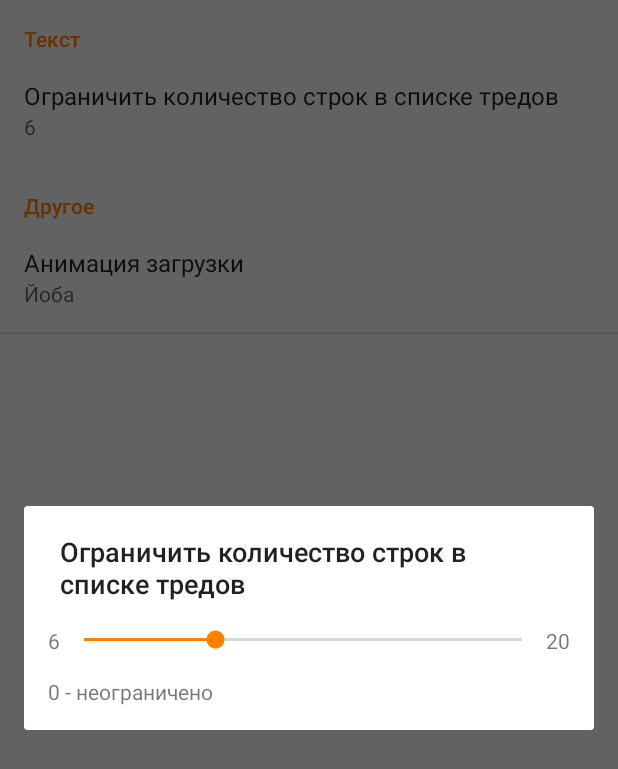
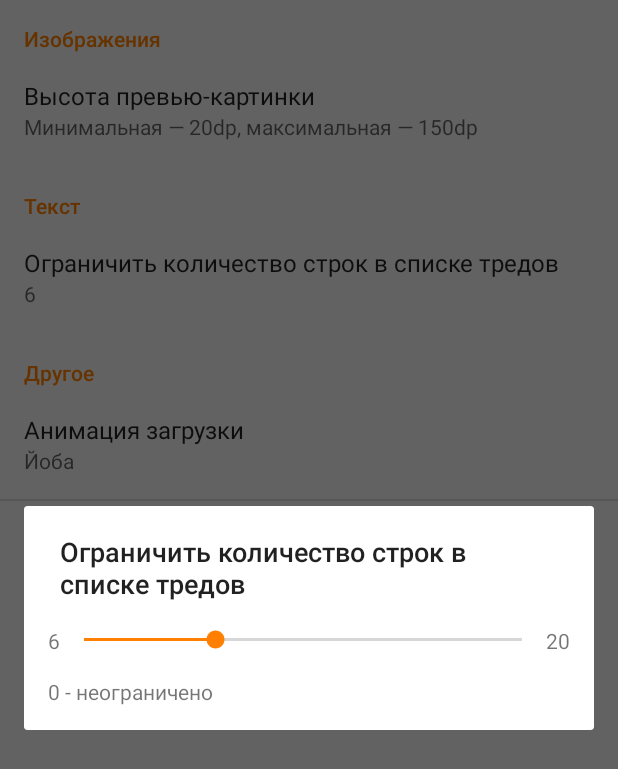
Before and after one commit to koresuniku/Wishmaster-v3, an Android app: the fragment InterfacePreferenceFragment shown on its own in the app's theme, after a tap on "Ограничить количество строк в списке тре", on a phone screen of 412 x 824 dp. Shown: the top 769 px of the screen. Run offline under Robolectric (Android 15) with nearby library versions, the phone set to English and light mode, and no system bars.

Commit message:
Added image height preference

```diff
--- /dev/null
+++ b/app/src/main/java/com/koresuniku/wishmaster/system/settings/interface_settings/ChooseImageHeightUnit.kt
@@ -0,0 +1,38 @@
+package com.koresuniku.wishmaster.system.settings.interface_settings
+
+import android.preference.Preference
+import android.preference.PreferenceFragment
+import com.koresuniku.wishmaster.R
+import com.koresuniku.wishmaster.system.PreferenceUtils
+
+class ChooseImageHeightUnit(val fragment: PreferenceFragment) {
+
+    fun initChooseImageHeight() {
+        val preference = fragment.findPreference(fragment.getString(R.string.pref_images_height_key))
+
+        setSummaryToValue(preference,
+                PreferenceUtils.getSharedPreferences(fragment.activity).getString(
+                        fragment.getString(R.string.pref_image_height_min_key),
+                        fragment.getString(R.string.pref_image_height_min_default)),
+                PreferenceUtils.getSharedPreferences(fragment.activity).getString(
+                        fragment.getString(R.string.pref_image_height_max_key),
+                        fragment.getString(R.string.pref_image_height_max_default))
+                )
+
+
+    }
+
+    companion object {
+        fun setSummaryToValue(preference: Preference, min: String, max: String) {
+            var summary: String = preference.context.getString(R.string.pref_image_height_min_height_text)
+            summary += " "
+            summary += min
+            summary += "dp, "
+            summary += preference.context.getString(R.string.pref_image_height_max_height_text)
+            summary += " "
+            summary += max
+            summary += "dp"
+            preference.summary = summary
+        }
+    }
+}
--- a/app/src/main/java/com/koresuniku/wishmaster/system/settings/interface_settings/InterfacePreferenceFragment.kt
+++ b/app/src/main/java/com/koresuniku/wishmaster/system/settings/interface_settings/InterfacePreferenceFragment.kt
@@ -10,6 +10,7 @@ import com.koresuniku.wishmaster.R
 class InterfacePreferenceFragment : PreferenceFragment() {
     val LOG_TAG: String = InterfacePreferenceFragment::class.java.simpleName
 
+    val mChooseImagesHeightUnit = ChooseImageHeightUnit(this)
     val mChooseLinesCountUnit = ChooseLinesCountUnit(this)
     val mChooseLoadingViewUnit = ChooseLoadingViewUnit(this)
 
@@ -17,6 +18,7 @@ class InterfacePreferenceFragment : PreferenceFragment() {
         addPreferencesFromResource(R.xml.pref_interface)
         view!!.setBackgroundColor(resources.getColor(R.color.colorBackground))
 
+        mChooseImagesHeightUnit.initChooseImageHeight()
         mChooseLinesCountUnit.initChooseLinesCount()
         mChooseLoadingViewUnit.initChooseLoadingViewPreference()
     }
--- a/app/src/main/java/com/koresuniku/wishmaster/system/settings/SeekBarDialogPreference.kt
+++ b/app/src/main/java/com/koresuniku/wishmaster/system/settings/interface_settings/LinesCountPreference.kt
@@ -1,4 +1,4 @@
-package com.koresuniku.wishmaster.system.settings
+package com.koresuniku.wishmaster.system.settings.interface_settings
 
 import android.content.Context
 import android.content.DialogInterface
@@ -10,12 +10,11 @@ import android.widget.SeekBar
 import android.widget.TextView
 import com.koresuniku.wishmaster.R
 import com.koresuniku.wishmaster.system.PreferenceUtils
-import com.koresuniku.wishmaster.system.settings.interface_settings.ChooseLinesCountUnit
 import org.jetbrains.anko.find
 
-class SeekBarDialogPreference(context: Context, attributeSet: AttributeSet) :
+class LinesCountPreference(context: Context, attributeSet: AttributeSet) :
         DialogPreference(context, attributeSet) {
-    val LOG_TAG: String = SeekBarDialogPreference::class.java.simpleName
+    val LOG_TAG: String = LinesCountPreference::class.java.simpleName
 
     var mCurrentLinesCount: TextView? = null
     var mLinesCountSeekBar: SeekBar? = null
@@ -37,9 +36,9 @@ class SeekBarDialogPreference(context: Context, attributeSet: AttributeSet) :
     override fun onBindDialogView(view: View?) {
         super.onBindDialogView(view)
 
-        mCurrentLinesCount = view!!.find(R.id.lines_count_current)
-        mLinesCountSeekBar = view!!.find(R.id.lines_count_seekbar)
-        mMaxLinesCount = view!!.find(R.id.lines_count_max)
+        mCurrentLinesCount = view!!.find(R.id.min_height_current)
+        mLinesCountSeekBar = view!!.find(R.id.min_height_seekbar)
+        mMaxLinesCount = view!!.find(R.id.min_height_max)
         mHintTextView = view!!.find(R.id.lines_count_hint)
 
         mCurrentLinesCount!!.text = PreferenceUtils.getSharedPreferences(this.context).getString(
--- a/app/src/main/java/com/koresuniku/wishmaster/ui/controller/ImageManager.kt
+++ b/app/src/main/java/com/koresuniku/wishmaster/ui/controller/ImageManager.kt
@@ -30,4 +30,8 @@ object ImageManager {
     fun getPreferredMaximumImageHeightInDp(activity: Activity): Float {
         return PreferenceUtils.getPreferredMaximumImageHeightInDp(activity)
     }
+
+    fun getPreferredMinimumImageHeightInDp(activity: Activity): Float {
+        return PreferenceUtils.getPreferredMinimumImageHeightInDp(activity)
+    }
 }
--- a/app/src/main/java/com/koresuniku/wishmaster/ui/thread_list/ThreadListActivity.kt
+++ b/app/src/main/java/com/koresuniku/wishmaster/ui/thread_list/ThreadListActivity.kt
@@ -114,8 +114,10 @@ class ThreadListActivity : AppCompatActivity(), AppBarLayoutView, ActionBarView,
     }
 
     override fun onActivityResult(requestCode: Int, resultCode: Int, data: Intent?) {
-        if (requestCode == ResultCodes.THREAD_LIST_RESULT_CODE)
-            mThreadListListViewUnit!!.notifyItemTextViewChanged()
+        if (requestCode == ResultCodes.THREAD_LIST_RESULT_CODE) {
+            mThreadListListViewUnit!!.notifyItemCommentTextViewChanged()
+            mThreadListListViewUnit!!.notifyItemImageSizeChanged()
+        }
     }
 
     override fun getSwipyRefreshLayoutUnit(): SwipyRefreshLayoutUnit {
--- /dev/null
+++ b/app/src/main/java/com/koresuniku/wishmaster/ui/view/INotifyableItemImageSizeChangedView.kt
@@ -0,0 +1,5 @@
+package com.koresuniku.wishmaster.ui.view
+
+interface INotifyableItemImageSizeChangedView {
+    fun notifyItemImageSizeChanged()
+}
--- a/app/src/main/res/layout/pref_lines_count.xml
+++ b/app/src/main/res/layout/pref_lines_count.xml
@@ -4,21 +4,21 @@
     android:layout_height="wrap_content">
 
     <TextView
-        android:id="@+id/lines_count_current"
+        android:id="@+id/min_height_current"
         android:layout_width="wrap_content"
         android:layout_height="wrap_content"
         android:layout_alignParentLeft="true"
         android:layout_alignParentStart="true"
-        android:layout_alignTop="@+id/lines_count_seekbar"
+        android:layout_alignTop="@+id/min_height_seekbar"
         android:layout_marginLeft="16dp"
         android:layout_marginStart="16dp"
         android:text="0" />
 
     <TextView
-        android:id="@+id/lines_count_max"
+        android:id="@+id/min_height_max"
         android:layout_width="wrap_content"
         android:layout_height="wrap_content"
-        android:layout_alignBottom="@+id/lines_count_seekbar"
+        android:layout_alignBottom="@+id/min_height_seekbar"
         android:layout_alignParentEnd="true"
         android:layout_alignParentRight="true"
         android:layout_marginRight="16dp"
@@ -29,21 +29,21 @@
         android:id="@+id/lines_count_hint"
         android:layout_width="wrap_content"
         android:layout_height="wrap_content"
-        android:layout_alignLeft="@+id/lines_count_current"
-        android:layout_alignStart="@+id/lines_count_current"
-        android:layout_below="@+id/lines_count_seekbar"
+        android:layout_alignLeft="@+id/min_height_current"
+        android:layout_alignStart="@+id/min_height_current"
+        android:layout_below="@+id/min_height_seekbar"
         android:layout_marginBottom="16dp"
         android:layout_marginTop="16dp"
         android:text="@string/pref_lines_count_hint" />
 
     <SeekBar
-        android:id="@+id/lines_count_seekbar"
+        android:id="@+id/min_height_seekbar"
         android:layout_width="match_parent"
         android:layout_height="wrap_content"
         android:layout_marginTop="16dp"
-        android:layout_toEndOf="@+id/lines_count_current"
-        android:layout_toLeftOf="@+id/lines_count_max"
-        android:layout_toRightOf="@+id/lines_count_current"
-        android:layout_toStartOf="@+id/lines_count_max" />
+        android:layout_toEndOf="@+id/min_height_current"
+        android:layout_toLeftOf="@+id/min_height_max"
+        android:layout_toRightOf="@+id/min_height_current"
+        android:layout_toStartOf="@+id/min_height_max" />
 
 </RelativeLayout>
--- a/app/src/main/res/values/strings.xml
+++ b/app/src/main/res/values/strings.xml
@@ -97,5 +97,22 @@
     <string name="pref_lines_count_hint">0 - неограничено</string>
     <string name="pref_lines_count_indefinite">Неограничено</string>
 
+    <string name="pref_category_images">Изображения</string>
+    <string name="settings_interface_image_height_text">Высота превью-картинки</string>
+
+    <string name="pref_image_height_key">image_height_key</string>
+    <string name="pref_image_height_min_key">image_height_min_key</string>
+    <string name="pref_image_height_min_default">20</string>
+    <string name="pref_image_height_min_limit_min">0</string>
+    <string name="pref_image_height_min_limit_max">100</string>
+    <string name="pref_image_height_max_key">image_height_max_key</string>
+    <string name="pref_image_height_max_default">150</string>
+    <string name="pref_image_height_max_limit_min">100</string>
+    <string name="pref_image_height_max_limit_max">300</string>
+    <string name="pref_image_height_min_height_hint">Минимальная высота в dp</string>
+    <string name="pref_image_height_max_height_hint">Максимальная высота в dp</string>
+    <string name="pref_image_height_min_height_text">Минимальная — </string>
+    <string name="pref_image_height_max_height_text">максимальная — </string>
+
 
 </resources>
--- a/app/src/main/res/xml/pref_interface.xml
+++ b/app/src/main/res/xml/pref_interface.xml
@@ -1,15 +1,26 @@
 <?xml version="1.0" encoding="utf-8"?>
 <PreferenceScreen xmlns:android="http://schemas.android.com/apk/res/android">
 
+    <PreferenceCategory android:title="@string/pref_category_images">
+
+        <com.koresuniku.wishmaster.system.settings.interface_settings.ImageHeightPreference
+            android:title="@string/settings_interface_image_height_text"
+            android:key="@string/pref_image_height_key"
+            >
+
+        </com.koresuniku.wishmaster.system.settings.interface_settings.ImageHeightPreference>
+
+
+    </PreferenceCategory>
+
     <PreferenceCategory android:title="@string/pref_category_text">
 
-        <com.koresuniku.wishmaster.system.settings.SeekBarDialogPreference
+        <com.koresuniku.wishmaster.system.settings.interface_settings.LinesCountPreference
             android:title="@string/settings_interface_lines_count_text"
             android:key="@string/pref_lines_count_key"
-            android:negativeButtonText="@string/negative_button_text"
             >
 
-        </com.koresuniku.wishmaster.system.settings.SeekBarDialogPreference>
+        </com.koresuniku.wishmaster.system.settings.interface_settings.LinesCountPreference>
 
 
     </PreferenceCategory>
```
Also changed, not shown: app/src/main/java/com/koresuniku/wishmaster/system/PreferenceUtils.kt (+9 -2 lines), app/src/main/java/com/koresuniku/wishmaster/system/settings/interface_settings/ImageHeightPreference.kt (added, +136 -0 lines), app/src/main/java/com/koresuniku/wishmaster/ui/thread_list/ThreadListListViewAdapter.kt (+66 -56 lines), app/src/main/java/com/koresuniku/wishmaster/ui/thread_list/ThreadListListViewUnit.kt (+6 -3 lines), app/src/main/res/layout/pref_image_heigth.xml (added, +154 -0 lines).
